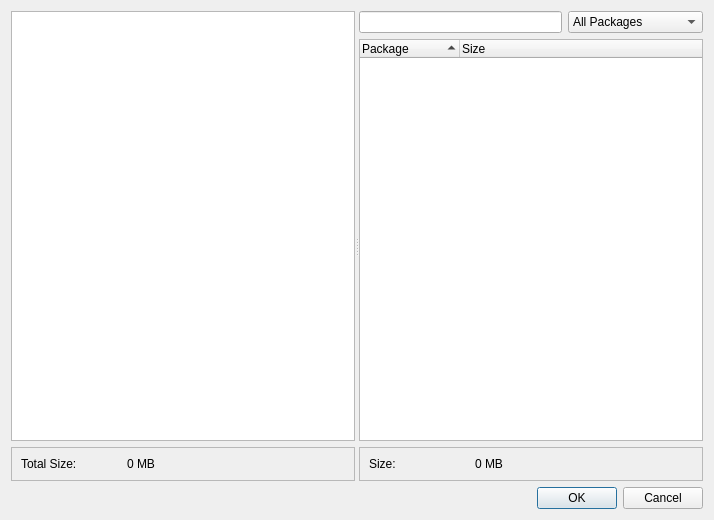
First picture: the form in kde4/pardusman/gui/ui/packages.ui, repository pars-linux/uludag, before the edit.
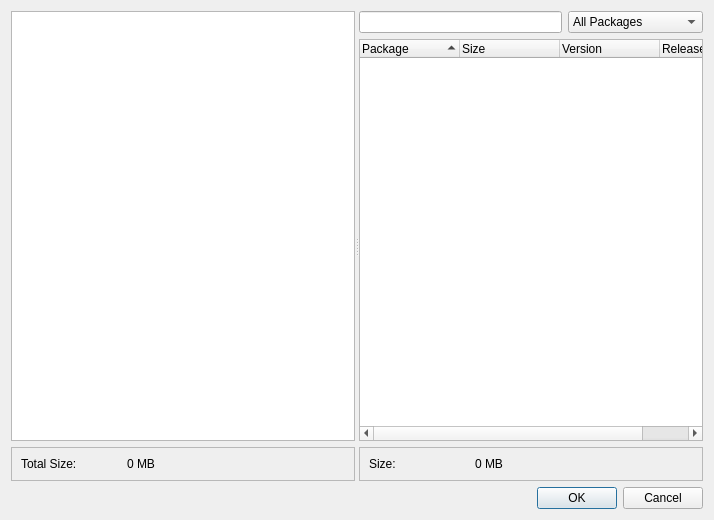
Second picture: the form after the edit. Custom widgets are drawn as their Qt base class.

Commit message: * Show version and release information in package list  * Use QTermWidget instead of calling external terminal

What changed in the file:
```diff
--- a/kde4/pardusman/gui/ui/packages.ui
+++ b/kde4/pardusman/gui/ui/packages.ui
@@ -19,7 +19,7 @@
      <property name="orientation">
       <enum>Qt::Horizontal</enum>
      </property>
-     <widget class="QWidget" name="">
+     <widget class="QWidget" name="layoutWidget">
       <layout class="QVBoxLayout" name="verticalLayout_2">
        <item>
         <widget class="QTreeWidget" name="treeComponents">
@@ -82,7 +82,7 @@
        </item>
       </layout>
      </widget>
-     <widget class="QWidget" name="">
+     <widget class="QWidget" name="layoutWidget">
       <layout class="QVBoxLayout" name="verticalLayout">
        <item>
         <layout class="QHBoxLayout" name="horizontalLayout">
@@ -139,6 +139,16 @@
            <string>Size</string>
           </property>
          </column>
+         <column>
+          <property name="text">
+           <string>Version</string>
+          </property>
+         </column>
+         <column>
+          <property name="text">
+           <string>Release</string>
+          </property>
+         </column>
         </widget>
        </item>
        <item>
```
The commit also changes 4 other files.
